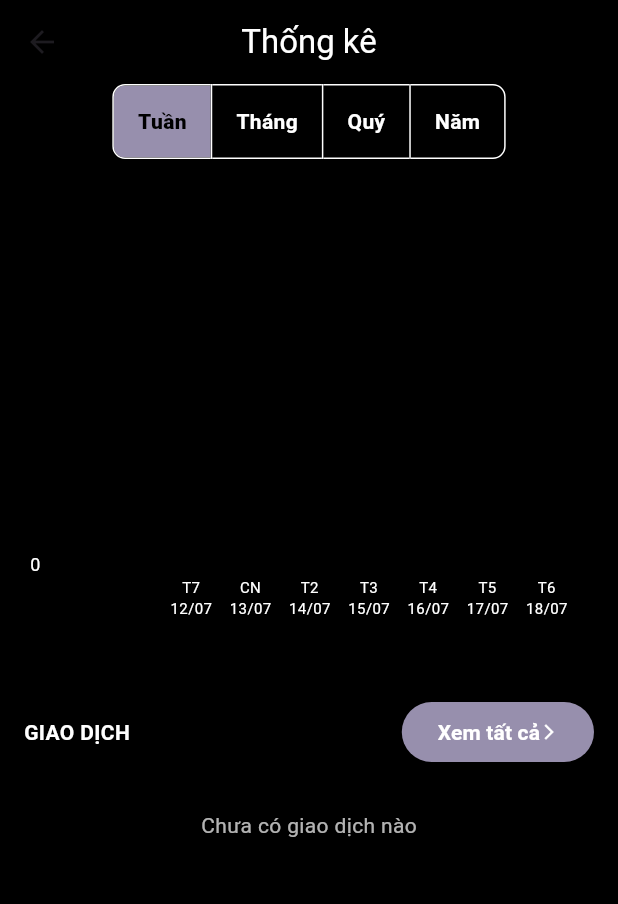
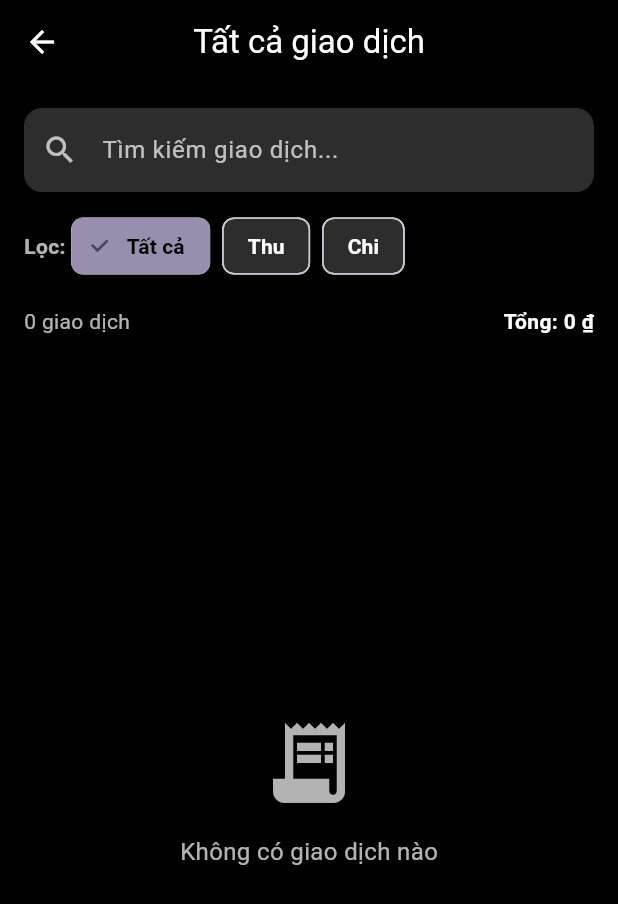
Before and after one commit to NazeCreative/SAMON, a Flutter app: the MyBarChartPage screen opened directly, after a tap on "Xem tất cả", on a phone screen of 412 x 824 dp. Shown: the top 904 px of the screen. Run offline on Flutter 3.47's test engine with Material 3 defaults, Android fonts, the phone set to English and light mode, and no system bars; drawn by our look-alikes of fl_chart; our stand-ins replace auto_size_text, cloud_firestore, equatable, firebase_auth, firebase_core, flutter_bloc and 1 more; accounts and stored records are empty.

Commit message:
feat : edit,add transaction

```diff
--- /dev/null
+++ b/project_s/lib/presentation/screens/all_transactions_screen.dart
@@ -0,0 +1,332 @@
+import 'package:flutter/material.dart';
+import 'package:flutter_bloc/flutter_bloc.dart';
+import '../../blocs/transaction/transaction_bloc.dart';
+import '../../blocs/transaction/transaction_event.dart';
+import '../../blocs/transaction/transaction_state.dart';
+import '../../blocs/category/category_bloc.dart';
+import '../../blocs/category/category_state.dart';
+import '../../blocs/category/category_event.dart';
+import '../../blocs/wallet/wallet_bloc.dart';
+import '../../blocs/wallet/wallet_state.dart';
+import '../../blocs/wallet/wallet_event.dart';
+import '../../data/models/transaction_model.dart';
+import '../../data/models/category_model.dart';
+import '../../core/utils/formatter.dart';
+import 'edit_transaction_screen.dart';
+
+class AllTransactionsScreen extends StatefulWidget {
+  const AllTransactionsScreen({super.key});
+
+  @override
+  State<AllTransactionsScreen> createState() => _AllTransactionsScreenState();
+}
+
+class _AllTransactionsScreenState extends State<AllTransactionsScreen> {
+  List<CategoryModel> _categories = [];
+  List<TransactionModel> _allTransactions = [];
+  List<TransactionModel> _filteredTransactions = [];
+  String _searchQuery = '';
+  String _selectedFilter = 'Tất cả'; // Tất cả, Thu, Chi
+
+  final List<String> _filterOptions = ['Tất cả', 'Thu', 'Chi'];
+
+  @override
+  void initState() {
+    super.initState();
+    context.read<TransactionBloc>().add(LoadTransactions());
+    context.read<CategoryBloc>().add(LoadCategories());
+    context.read<WalletBloc>().add(const WalletsFetched());
+  }
+
+  void _filterTransactions() {
+    setState(() {
+      _filteredTransactions = _allTransactions.where((transaction) {
+        // Filter by search query
+        final matchesSearch = _searchQuery.isEmpty ||
+            transaction.note.toLowerCase().contains(_searchQuery.toLowerCase()) ||
+            transaction.title.toLowerCase().contains(_searchQuery.toLowerCase());
+
+        // Filter by type
+        final matchesFilter = _selectedFilter == 'Tất cả' ||
+            (_selectedFilter == 'Thu' && transaction.type == TransactionType.income) ||
+            (_selectedFilter == 'Chi' && transaction.type == TransactionType.expense);
+
+        return matchesSearch && matchesFilter;
+      }).toList();
+    });
+  }
+
+  String getCategoryName(String categoryId) {
+    try {
+      final cat = _categories.firstWhere((c) => c.id == categoryId);
+      return cat.name;
+    } catch (e) {
+      return '';
+    }
+  }
+
+  IconData getCategoryIcon(String categoryId) {
+    return Icons.category;
+  }
+
+  Color getCategoryColor(String categoryId) {
+    return Colors.grey[800]!;
+  }
+
+  String getWalletName(String walletId) {
+    try {
+      final walletState = context.read<WalletBloc>().state;
+      if (walletState is WalletLoadSuccess) {
+        final wallet = walletState.wallets.firstWhere((w) => w.id == walletId);
+        return wallet.name;
+      }
+    } catch (e) {
+      return '';
+    }
+    return '';
+  }
+
+  @override
+  Widget build(BuildContext context) {
+    return Scaffold(
+      backgroundColor: Colors.black,
+      appBar: AppBar(
+        backgroundColor: Colors.black,
+        centerTitle: true,
+        title: const Text('Tất cả giao dịch', style: TextStyle(color: Colors.white)),
+        leading: IconButton(
+          icon: const Icon(Icons.arrow_back, color: Colors.white),
+          onPressed: () => Navigator.pop(context),
+        ),
+      ),
+      body: BlocListener<CategoryBloc, CategoryState>(
+        listener: (context, catState) {
+          if (catState is CategoryLoaded) {
+            setState(() {
+              _categories = catState.categories;
+            });
+          }
+        },
+        child: BlocBuilder<TransactionBloc, TransactionState>(
+          builder: (context, state) {
+            if (state is TransactionLoading) {
+              return const Center(
+                child: CircularProgressIndicator(color: Colors.white),
+              );
+            } else if (state is TransactionLoaded) {
+              _allTransactions = state.transactions;
+              if (_filteredTransactions.isEmpty && _searchQuery.isEmpty && _selectedFilter == 'Tất cả') {
+                _filteredTransactions = _allTransactions;
+              }
+
+              return Column(
+                children: [
+                  // Search and Filter Section
+                  Container(
+                    padding: const EdgeInsets.all(16),
+                    child: Column(
+                      children: [
+                        // Search Bar
+                        TextField(
+                          style: const TextStyle(color: Colors.white),
+                          decoration: InputDecoration(
+                            hintText: 'Tìm kiếm giao dịch...',
+                            hintStyle: const TextStyle(color: Colors.white70),
+                            prefixIcon: const Icon(Icons.search, color: Colors.white70),
+                            filled: true,
+                            fillColor: const Color(0xff2d2d2d),
+                            border: OutlineInputBorder(
+                              borderRadius: BorderRadius.circular(12),
+                              borderSide: BorderSide.none,
+                            ),
+                          ),
+                          onChanged: (value) {
+                            setState(() {
+                              _searchQuery = value;
+                            });
+                            _filterTransactions();
+                          },
+                        ),
+                        const SizedBox(height: 12),
+                        // Filter Row
+                        Row(
+                          children: [
+                            const Text(
+                              'Lọc: ',
+                              style: TextStyle(color: Colors.white70, fontWeight: FontWeight.bold),
+                            ),
+                            Expanded(
+                              child: SingleChildScrollView(
+                                scrollDirection: Axis.horizontal,
+                                child: Row(
+                                  children: _filterOptions.map((filter) {
+                                    final isSelected = _selectedFilter == filter;
+                                    return Padding(
+                                      padding: const EdgeInsets.only(right: 8),
+                                      child: FilterChip(
+                                        selected: isSelected,
+                                        label: Text(filter),
+                                        labelStyle: TextStyle(
+                                          color: isSelected ? Colors.black : Colors.white,
+                                          fontWeight: FontWeight.bold,
+                                        ),
+                                        backgroundColor: const Color(0xff2d2d2d),
+                                        selectedColor: const Color(0xff978fad),
+                                        onSelected: (selected) {
+                                          setState(() {
+                                            _selectedFilter = filter;
+                                          });
+                                          _filterTransactions();
+                                        },
+                                      ),
+                                    );
+                                  }).toList(),
+                                ),
+                              ),
+                            ),
+                          ],
+                        ),
+                      ],
+                    ),
+                  ),
+                  // Transaction Count
+                  Padding(
+                    padding: const EdgeInsets.symmetric(horizontal: 16),
+                    child: Row(
+                      mainAxisAlignment: MainAxisAlignment.spaceBetween,
+                      children: [
+                        Text(
+                          '${_filteredTransactions.length} giao dịch',
+                          style: const TextStyle(color: Colors.white70, fontSize: 14),
+                        ),
+                        Text(
+                          'Tổng: ${Formatter.formatCurrency(_filteredTransactions.fold<double>(0, (sum, t) => sum + (t.type == TransactionType.income ? t.amount : -t.amount)))}',
+                          style: const TextStyle(color: Colors.white, fontSize: 14, fontWeight: FontWeight.bold),
+                        ),
+                      ],
+                    ),
+                  ),
+                  const SizedBox(height: 8),
+                  // Transactions List
+                  Expanded(
+                    child: _filteredTransactions.isEmpty
+                        ? const Center(
+                            child: Column(
+                              mainAxisAlignment: MainAxisAlignment.center,
+                              children: [
+                                Icon(Icons.receipt_long, size: 64, color: Colors.white70),
+                                SizedBox(height: 16),
+                                Text(
+                                  'Không có giao dịch nào',
+                                  style: TextStyle(color: Colors.white70, fontSize: 16),
+                                ),
+                              ],
+                            ),
+                          )
+                        : ListView.builder(
+                            padding: const EdgeInsets.symmetric(horizontal: 16),
+                            itemCount: _filteredTransactions.length,
+                            itemBuilder: (context, index) {
+                              final transaction = _filteredTransactions[index];
+                              final isIncome = transaction.type == TransactionType.income;
+                              final icon = getCategoryIcon(transaction.categoryId);
+                              final color = getCategoryColor(transaction.categoryId);
+
+                              return Card(
+                                color: const Color(0xff181829),
+                                margin: const EdgeInsets.symmetric(vertical: 4),
+                                shape: RoundedRectangleBorder(
+                                  borderRadius: BorderRadius.circular(12),
+                                ),
+                                child: ListTile(
+                                  onTap: () async {
+                                    final result = await Navigator.push(
+                                      context,
+                                      MaterialPageRoute(
+                                        builder: (context) => EditTransactionScreen(transaction: transaction),
+                                      ),
+                                    );
+
+                                    if (result != null && context.mounted) {
+                                      if (result is TransactionModel) {
+                                        context.read<TransactionBloc>().add(UpdateTransaction(result));
+                                      } else if (result is Map<String, dynamic> && result['action'] == 'delete') {
+                                        context.read<TransactionBloc>().add(DeleteTransaction(result['transactionId']));
+                                      }
+                                    }
+                                  },
+                                  leading: CircleAvatar(
+                                    backgroundColor: color,
+                                    child: Icon(icon, color: Colors.white, size: 20),
+                                  ),
+                                  title: Text(
+                                    transaction.note.isNotEmpty ? transaction.note : transaction.title,
+                                    style: const TextStyle(
+                                      color: Colors.white,
+                                      fontWeight: FontWeight.bold,
+                                      fontSize: 16,
+                                    ),
+                                    overflow: TextOverflow.ellipsis,
+                                  ),
+                                  subtitle: Column(
+                                    crossAxisAlignment: CrossAxisAlignment.start,
+                                    children: [
+                                      const SizedBox(height: 4),
+                                      Text(
+                                        getWalletName(transaction.walletId),
+                                        style: const TextStyle(color: Colors.white70, fontSize: 12),
+                                        overflow: TextOverflow.ellipsis,
+                                      ),
+                                      const SizedBox(height: 2),
+                                      Text(
+                                        Formatter.formatDate(transaction.date),
+                                        style: const TextStyle(color: Colors.white38, fontSize: 12),
+                                      ),
+                                    ],
+                                  ),
+                                  trailing: Column(
+                                    mainAxisAlignment: MainAxisAlignment.center,
+                                    crossAxisAlignment: CrossAxisAlignment.end,
+                                    children: [
+                                      Text(
+                                        (isIncome ? '+' : '-') + Formatter.formatCurrency(transaction.amount),
+                                        style: TextStyle(
+                                          color: isIncome ? Colors.green : Colors.red,
+                                          fontWeight: FontWeight.bold,
+                                          fontSize: 16,
+                                        ),
+                                      ),
+                                      const SizedBox(height: 4),
+                                      const Icon(Icons.chevron_right, color: Colors.white70, size: 16),
+                                    ],
+                                  ),
+                                ),
+                              );
+                            },
+                          ),
+                  ),
+                ],
+              );
+            } else if (state is TransactionError) {
+              return Center(
+                child: Column(
+                  mainAxisAlignment: MainAxisAlignment.center,
+                  children: [
+                    const Icon(Icons.error_outline, size: 64, color: Colors.red),
+                    const SizedBox(height: 16),
+                    Text(
+                      'Lỗi: ${state.message}',
+                      style: const TextStyle(color: Colors.red, fontSize: 16),
+                      textAlign: TextAlign.center,
+                    ),
+                  ],
+                ),
+              );
+            }
+            return const SizedBox.shrink();
+          },
+        ),
+      ),
+    );
+  }
+}
--- a/project_s/lib/presentation/screens/bar_chart_page.dart
+++ b/project_s/lib/presentation/screens/bar_chart_page.dart
@@ -13,6 +13,8 @@ import '../../core/utils/formatter.dart';
 import '../../blocs/wallet/wallet_bloc.dart';
 import '../../blocs/wallet/wallet_state.dart';
 import '../../blocs/wallet/wallet_event.dart';
+import 'edit_transaction_screen.dart';
+import 'all_transactions_screen.dart';
 
 class MyBarChartPage extends StatefulWidget {
   const MyBarChartPage({super.key});
@@ -370,7 +372,12 @@ class MyBarChartPageState extends State<MyBarChartPage> {
                             ElevatedButton(
                               style: ElevatedButton.styleFrom(backgroundColor: const Color(0xff978fad)),
                               onPressed: () {
-                                Navigator.pushNamed(context, '/transaction-detail');
+                                Navigator.push(
+                                  context,
+                                  MaterialPageRoute(
+                                    builder: (context) => const AllTransactionsScreen(),
+                                  ),
+                                );
                               },
                               child: Row(
                                 children: [
@@ -396,6 +403,22 @@ class MyBarChartPageState extends State<MyBarChartPage> {
                           margin: const EdgeInsets.symmetric(horizontal: 16, vertical: 6),
                           shape: RoundedRectangleBorder(borderRadius: BorderRadius.circular(16)),
                           child: ListTile(
+                            onTap: () async {
+                              final result = await Navigator.push(
+                                context,
+                                MaterialPageRoute(
+                                  builder: (context) => EditTransactionScreen(transaction: transaction),
+                                ),
+                              );
+
+                              if (result != null && context.mounted) {
+                                if (result is TransactionModel) {
+                                  context.read<TransactionBloc>().add(UpdateTransaction(result));
+                                } else if (result is Map<String, dynamic> && result['action'] == 'delete') {
+                                  context.read<TransactionBloc>().add(DeleteTransaction(result['transactionId']));
+                                }
+                              }
+                            },
                             leading: CircleAvatar(
                               backgroundColor: getCategoryColor(transaction.categoryId),
                               child: Icon(getCategoryIcon(transaction.categoryId), color: Colors.white),
@@ -439,6 +462,7 @@ class MyBarChartPageState extends State<MyBarChartPage> {
                                 ),
                               ],
                             ),
+                            trailing: const Icon(Icons.chevron_right, color: Colors.white70),
                           ),
                         )),
                       const SizedBox(height: 100),
```
Also changed, not shown: project_s/lib/presentation/screens/edit_transaction_screen.dart (added, +292 -0 lines), project_s/lib/presentation/screens/home_screen.dart (+25 -1 lines).
